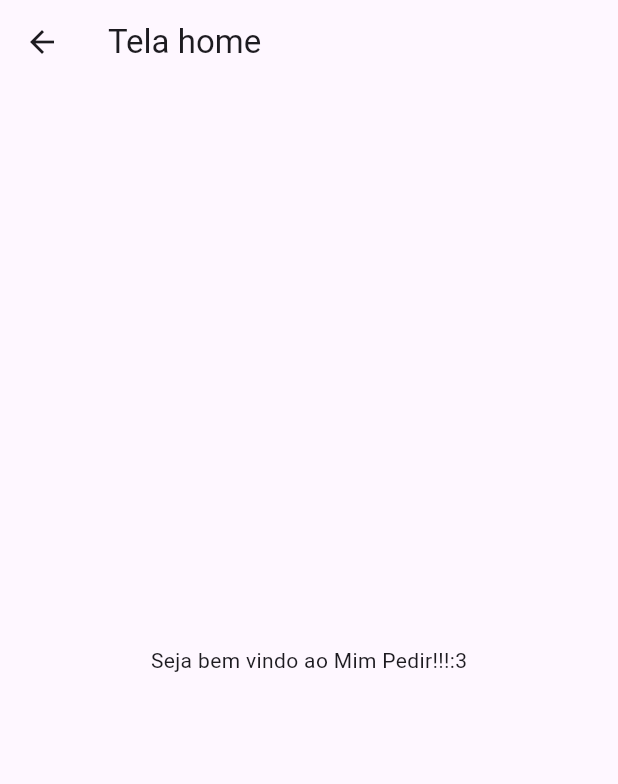
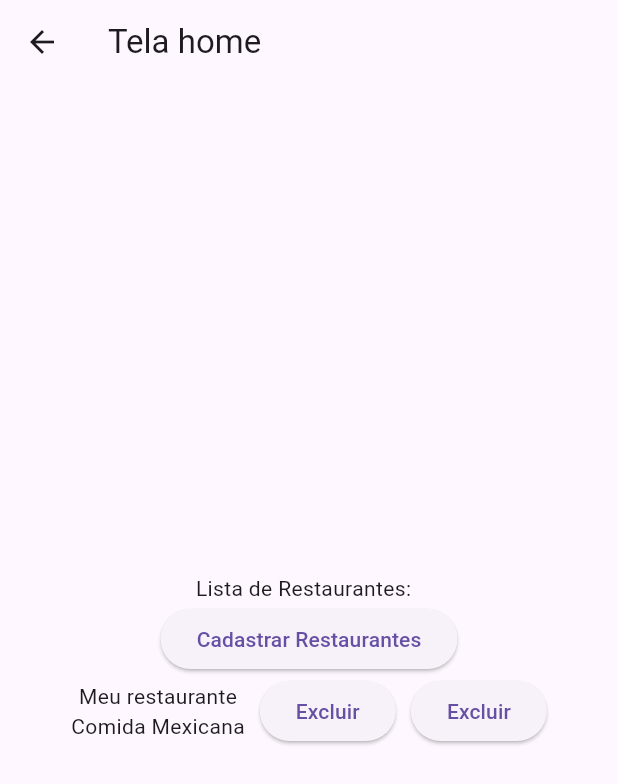
Before and after one commit to Gabrieldemarco1209/mimpedir, a Flutter app: the TelaHome screen opened directly, on a phone screen of 412 x 824 dp. Shown: the top 784 px of the screen. Run offline on Flutter 3.47's test engine with Material 3 defaults, Android fonts, the phone set to English and light mode, and no system bars; our stand-ins replace sqflite; accounts and stored records are empty.

Commit message:
complementando tela home criando a tela de cadastro do restaurante.

```diff
--- a/lib/tela_home.dart
+++ b/lib/tela_home.dart
@@ -1,4 +1,5 @@
 import 'package:flutter/material.dart';
+import 'package:mimpedir/tela_cad_restaurante.dart';
 
 
 class TelaHome extends StatelessWidget {
@@ -10,9 +11,34 @@ class TelaHome extends StatelessWidget {
   Widget build(BuildContext context) {
     return Scaffold(
       appBar: AppBar(title: const Text("Tela home")),
-      body: Center(
-        child: Text('Seja bem vindo ao Mim Pedir!!!:3'),
-      ),
+      body: Padding(padding: const EdgeInsets.all(20),
+        child: Column(
+          mainAxisAlignment: MainAxisAlignment.center,
+        children: [
+          Text("Lista de Restaurantes:  "),
+          ElevatedButton(onPressed: (){  Navigator.push(context, MaterialPageRoute(builder: (context) => TelaCadRestaurante())
+            );
+          }, child:  Text("Cadastrar Restaurantes")),
+
+          Row(
+            mainAxisAlignment: MainAxisAlignment.center,
+            children:
+            [
+              Column(
+            children: [
+                Text("Meu restaurante"),
+                Text("Comida Mexicana")
+                ],
+                ),
+                SizedBox(width: 10),
+                ElevatedButton(onPressed: (){}, child: Text("Excluir",)),
+                SizedBox(width: 10),
+                ElevatedButton(onPressed: (){}, child: Text("Excluir",)),
+              ],
+            ),
+          ],
+        ),
+      )
     );
   }
 }
```
Also changed, not shown: lib/tela_cad_restaurante.dart (added, +48 -0 lines).
